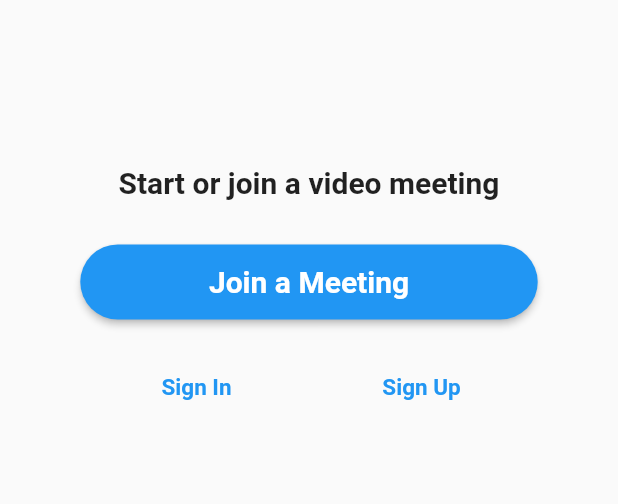
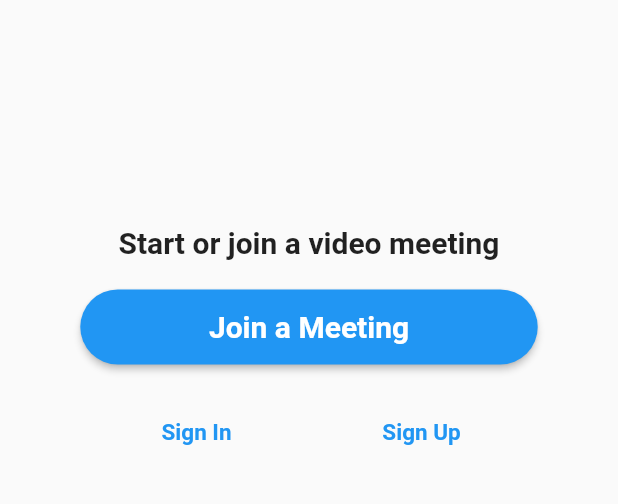
Before and after one commit to Porpopor/projectApp, a Flutter app: the screen it shows after launch, on a phone screen of 412 x 824 dp, the part 450-954 px from its top. Run offline on Flutter 3.47's test engine with Material 2 defaults, Android fonts, the phone set to English and light mode, and no system bars.

Commit message:
sizedbox

```diff
--- a/lib/screens/welcome/welcome_screen.dart
+++ b/lib/screens/welcome/welcome_screen.dart
@@ -15,15 +15,15 @@ class WelcomeScreen extends StatelessWidget {
                 height: 200,
               ),
             ),
-            Padding(
-              padding: const EdgeInsets.all(10.0),
-              child: Text(
-                "Start or join a video meeting",
-                style: Theme.of(context)
-                    .textTheme
-                    .headline6!
-                    .copyWith(fontWeight: FontWeight.bold),
-              ),
+            SizedBox(
+              height: 50,
+            ),
+            Text(
+              "Start or join a video meeting",
+              style: Theme.of(context)
+                  .textTheme
+                  .headline6!
+                  .copyWith(fontWeight: FontWeight.bold),
             ),
             Padding(
               padding: const EdgeInsets.all(20.0),
```
